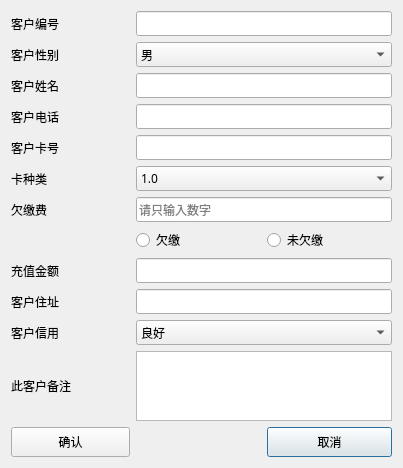
Before: the Qt Designer form LaundryManagementSystem/dlgaddcustomer.ui in Quentlam/LaundryManagementSystem, drawn with Qt 5.
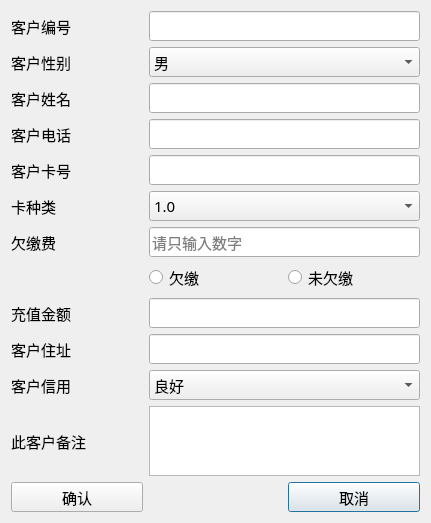
After: the same form once the commit is applied.

```diff
--- a/LaundryManagementSystem/dlgaddcustomer.ui
+++ b/LaundryManagementSystem/dlgaddcustomer.ui
@@ -6,10 +6,16 @@
    <rect>
     <x>0</x>
     <y>0</y>
-    <width>403</width>
-    <height>380</height>
+    <width>431</width>
+    <height>422</height>
    </rect>
   </property>
+  <property name="font">
+   <font>
+    <family>微软雅黑</family>
+    <pointsize>11</pointsize>
+   </font>
+  </property>
   <property name="windowTitle">
    <string>添加客户</string>
   </property>
@@ -19,6 +25,7 @@
      <property name="font">
       <font>
        <family>微软雅黑</family>
+       <pointsize>11</pointsize>
       </font>
      </property>
      <property name="text">
@@ -31,6 +38,7 @@
      <property name="font">
       <font>
        <family>微软雅黑</family>
+       <pointsize>11</pointsize>
       </font>
      </property>
      <property name="text">
@@ -43,6 +51,7 @@
      <property name="font">
       <font>
        <family>微软雅黑</family>
+       <pointsize>11</pointsize>
       </font>
      </property>
     </widget>
@@ -52,6 +61,7 @@
      <property name="font">
       <font>
        <family>微软雅黑</family>
+       <pointsize>11</pointsize>
       </font>
      </property>
      <item>
@@ -76,6 +86,7 @@
      <property name="font">
       <font>
        <family>微软雅黑</family>
+       <pointsize>11</pointsize>
       </font>
      </property>
      <property name="text">
@@ -88,6 +99,7 @@
      <property name="font">
       <font>
        <family>微软雅黑</family>
+       <pointsize>11</pointsize>
       </font>
      </property>
      <property name="text">
@@ -100,6 +112,7 @@
      <property name="font">
       <font>
        <family>微软雅黑</family>
+       <pointsize>11</pointsize>
       </font>
      </property>
     </widget>
@@ -109,6 +122,7 @@
      <property name="font">
       <font>
        <family>微软雅黑</family>
+       <pointsize>11</pointsize>
       </font>
      </property>
      <property name="text">
@@ -121,6 +135,7 @@
      <property name="font">
       <font>
        <family>微软雅黑</family>
+       <pointsize>11</pointsize>
       </font>
      </property>
      <property name="text">
@@ -139,6 +154,7 @@
      <property name="font">
       <font>
        <family>微软雅黑</family>
+       <pointsize>11</pointsize>
       </font>
      </property>
      <property name="text">
@@ -151,6 +167,7 @@
      <property name="font">
       <font>
        <family>微软雅黑</family>
+       <pointsize>11</pointsize>
       </font>
      </property>
     </widget>
@@ -166,6 +183,7 @@
      <property name="font">
       <font>
        <family>微软雅黑</family>
+       <pointsize>11</pointsize>
       </font>
      </property>
      <property name="text">
@@ -178,6 +196,7 @@
      <property name="font">
       <font>
        <family>微软雅黑</family>
+       <pointsize>11</pointsize>
       </font>
      </property>
      <item>
@@ -242,6 +261,7 @@
      <property name="font">
       <font>
        <family>微软雅黑</family>
+       <pointsize>11</pointsize>
       </font>
      </property>
      <property name="text">
@@ -254,6 +274,7 @@
      <property name="font">
       <font>
        <family>微软雅黑</family>
+       <pointsize>11</pointsize>
       </font>
      </property>
     </widget>
@@ -263,6 +284,7 @@
      <property name="font">
       <font>
        <family>微软雅黑</family>
+       <pointsize>11</pointsize>
       </font>
      </property>
      <property name="placeholderText">
@@ -275,6 +297,7 @@
      <property name="font">
       <font>
        <family>微软雅黑</family>
+       <pointsize>11</pointsize>
       </font>
      </property>
      <property name="text">
@@ -287,6 +310,7 @@
      <property name="font">
       <font>
        <family>微软雅黑</family>
+       <pointsize>11</pointsize>
       </font>
      </property>
      <property name="maxLength">
@@ -299,6 +323,7 @@
      <property name="font">
       <font>
        <family>微软雅黑</family>
+       <pointsize>11</pointsize>
       </font>
      </property>
      <property name="text">
@@ -311,6 +336,7 @@
      <property name="font">
       <font>
        <family>微软雅黑</family>
+       <pointsize>11</pointsize>
       </font>
      </property>
      <property name="text">
@@ -323,6 +349,7 @@
      <property name="font">
       <font>
        <family>微软雅黑</family>
+       <pointsize>11</pointsize>
       </font>
      </property>
      <property name="text">
@@ -335,6 +362,7 @@
      <property name="font">
       <font>
        <family>微软雅黑</family>
+       <pointsize>11</pointsize>
       </font>
      </property>
     </widget>
@@ -344,6 +372,7 @@
      <property name="font">
       <font>
        <family>微软雅黑</family>
+       <pointsize>11</pointsize>
       </font>
      </property>
     </widget>
@@ -353,6 +382,7 @@
      <property name="font">
       <font>
        <family>微软雅黑</family>
+       <pointsize>11</pointsize>
       </font>
      </property>
      <property name="text">
@@ -365,6 +395,7 @@
      <property name="font">
       <font>
        <family>微软雅黑</family>
+       <pointsize>11</pointsize>
       </font>
      </property>
      <property name="text">
@@ -377,6 +408,7 @@
      <property name="font">
       <font>
        <family>微软雅黑</family>
+       <pointsize>11</pointsize>
       </font>
      </property>
      <item>
```
